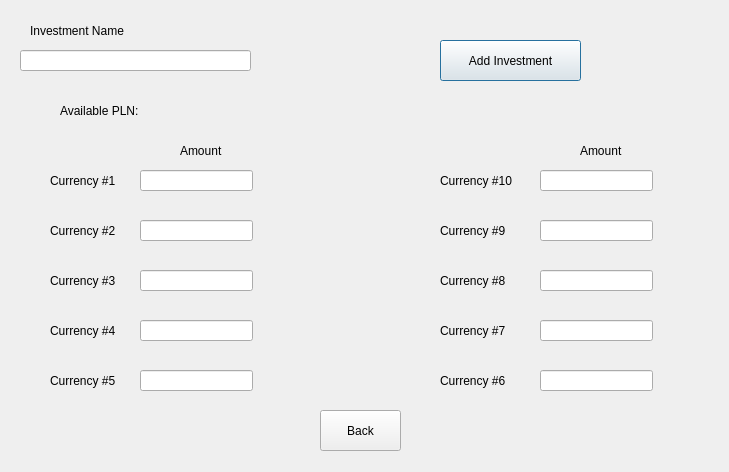
Old version of the form pc_side/src/mv/views/addinvestmentwindow.ui in the repository dysan12/currency_exchange_simulator.
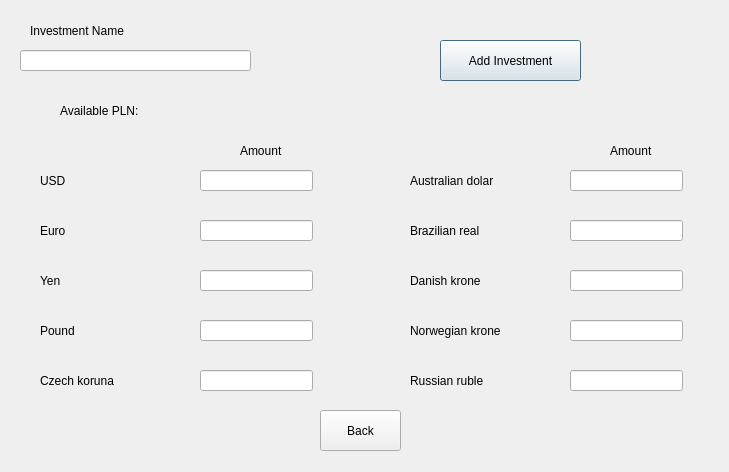
New version of the form.

Patch:
```diff
--- a/pc_side/src/mv/views/addinvestmentwindow.ui
+++ b/pc_side/src/mv/views/addinvestmentwindow.ui
@@ -13,140 +13,10 @@
   <property name="windowTitle">
    <string>Dialog</string>
   </property>
-  <widget class="QLabel" name="label_9">
-   <property name="geometry">
-    <rect>
-     <x>440</x>
-     <y>220</y>
-     <width>81</width>
-     <height>21</height>
-    </rect>
-   </property>
-   <property name="text">
-    <string>Currency #9</string>
-   </property>
-  </widget>
-  <widget class="QLabel" name="label_7">
-   <property name="geometry">
-    <rect>
-     <x>440</x>
-     <y>320</y>
-     <width>81</width>
-     <height>21</height>
-    </rect>
-   </property>
-   <property name="text">
-    <string>Currency #7</string>
-   </property>
-  </widget>
-  <widget class="QLabel" name="label_5">
-   <property name="geometry">
-    <rect>
-     <x>50</x>
-     <y>370</y>
-     <width>81</width>
-     <height>21</height>
-    </rect>
-   </property>
-   <property name="text">
-    <string>Currency #5</string>
-   </property>
-  </widget>
-  <widget class="QLabel" name="label_10">
-   <property name="geometry">
-    <rect>
-     <x>440</x>
-     <y>170</y>
-     <width>81</width>
-     <height>21</height>
-    </rect>
-   </property>
-   <property name="text">
-    <string>Currency #10</string>
-   </property>
-  </widget>
-  <widget class="QLabel" name="label_6">
-   <property name="geometry">
-    <rect>
-     <x>440</x>
-     <y>370</y>
-     <width>81</width>
-     <height>21</height>
-    </rect>
-   </property>
-   <property name="text">
-    <string>Currency #6</string>
-   </property>
-  </widget>
-  <widget class="QLabel" name="label">
-   <property name="geometry">
-    <rect>
-     <x>50</x>
-     <y>170</y>
-     <width>81</width>
-     <height>21</height>
-    </rect>
-   </property>
-   <property name="text">
-    <string>Currency #1</string>
-   </property>
-  </widget>
-  <widget class="QLabel" name="label_8">
-   <property name="geometry">
-    <rect>
-     <x>440</x>
-     <y>270</y>
-     <width>81</width>
-     <height>21</height>
-    </rect>
-   </property>
-   <property name="text">
-    <string>Currency #8</string>
-   </property>
-  </widget>
-  <widget class="QLabel" name="label_3">
-   <property name="geometry">
-    <rect>
-     <x>50</x>
-     <y>270</y>
-     <width>81</width>
-     <height>21</height>
-    </rect>
-   </property>
-   <property name="text">
-    <string>Currency #3</string>
-   </property>
-  </widget>
-  <widget class="QLabel" name="label_4">
-   <property name="geometry">
-    <rect>
-     <x>50</x>
-     <y>320</y>
-     <width>81</width>
-     <height>21</height>
-    </rect>
-   </property>
-   <property name="text">
-    <string>Currency #4</string>
-   </property>
-  </widget>
-  <widget class="QLabel" name="label_2">
-   <property name="geometry">
-    <rect>
-     <x>50</x>
-     <y>220</y>
-     <width>81</width>
-     <height>21</height>
-    </rect>
-   </property>
-   <property name="text">
-    <string>Currency #2</string>
-   </property>
-  </widget>
   <widget class="QLabel" name="label_11">
    <property name="geometry">
     <rect>
-     <x>180</x>
+     <x>240</x>
      <y>140</y>
      <width>51</width>
      <height>21</height>
@@ -159,7 +29,7 @@
   <widget class="QLabel" name="label_12">
    <property name="geometry">
     <rect>
-     <x>580</x>
+     <x>610</x>
      <y>140</y>
      <width>51</width>
      <height>21</height>
@@ -172,7 +42,7 @@
   <widget class="QLineEdit" name="lineEdit">
    <property name="geometry">
     <rect>
-     <x>140</x>
+     <x>200</x>
      <y>170</y>
      <width>113</width>
      <height>21</height>
@@ -182,7 +52,7 @@
   <widget class="QLineEdit" name="lineEdit_2">
    <property name="geometry">
     <rect>
-     <x>140</x>
+     <x>200</x>
      <y>220</y>
      <width>113</width>
      <height>21</height>
@@ -192,7 +62,7 @@
   <widget class="QLineEdit" name="lineEdit_3">
    <property name="geometry">
     <rect>
-     <x>140</x>
+     <x>200</x>
      <y>270</y>
      <width>113</width>
      <height>21</height>
@@ -202,7 +72,7 @@
   <widget class="QLineEdit" name="lineEdit_4">
    <property name="geometry">
     <rect>
-     <x>140</x>
+     <x>200</x>
      <y>320</y>
      <width>113</width>
      <height>21</height>
@@ -212,7 +82,7 @@
   <widget class="QLineEdit" name="lineEdit_5">
    <property name="geometry">
     <rect>
-     <x>140</x>
+     <x>200</x>
      <y>370</y>
      <width>113</width>
      <height>21</height>
@@ -222,7 +92,7 @@
   <widget class="QLineEdit" name="lineEdit_6">
    <property name="geometry">
     <rect>
-     <x>540</x>
+     <x>570</x>
      <y>170</y>
      <width>113</width>
      <height>21</height>
@@ -232,7 +102,7 @@
   <widget class="QLineEdit" name="lineEdit_7">
    <property name="geometry">
     <rect>
-     <x>540</x>
+     <x>570</x>
      <y>270</y>
      <width>113</width>
      <height>21</height>
@@ -242,7 +112,7 @@
   <widget class="QLineEdit" name="lineEdit_8">
    <property name="geometry">
     <rect>
-     <x>540</x>
+     <x>570</x>
      <y>220</y>
      <width>113</width>
      <height>21</height>
@@ -252,7 +122,7 @@
   <widget class="QLineEdit" name="lineEdit_9">
    <property name="geometry">
     <rect>
-     <x>540</x>
+     <x>570</x>
      <y>370</y>
      <width>113</width>
      <height>21</height>
@@ -262,7 +132,7 @@
   <widget class="QLineEdit" name="lineEdit_10">
    <property name="geometry">
     <rect>
-     <x>540</x>
+     <x>570</x>
      <y>320</y>
      <width>113</width>
      <height>21</height>
@@ -331,6 +201,136 @@
     <string>Back</string>
    </property>
   </widget>
+  <widget class="QLabel" name="eurLabel">
+   <property name="geometry">
+    <rect>
+     <x>40</x>
+     <y>220</y>
+     <width>131</width>
+     <height>21</height>
+    </rect>
+   </property>
+   <property name="text">
+    <string>Euro</string>
+   </property>
+  </widget>
+  <widget class="QLabel" name="gbpLabel">
+   <property name="geometry">
+    <rect>
+     <x>40</x>
+     <y>320</y>
+     <width>131</width>
+     <height>21</height>
+    </rect>
+   </property>
+   <property name="text">
+    <string>Pound</string>
+   </property>
+  </widget>
+  <widget class="QLabel" name="czkLabel">
+   <property name="geometry">
+    <rect>
+     <x>40</x>
+     <y>370</y>
+     <width>131</width>
+     <height>21</height>
+    </rect>
+   </property>
+   <property name="text">
+    <string>Czech koruna</string>
+   </property>
+  </widget>
+  <widget class="QLabel" name="jpyLabel">
+   <property name="geometry">
+    <rect>
+     <x>40</x>
+     <y>270</y>
+     <width>131</width>
+     <height>21</height>
+    </rect>
+   </property>
+   <property name="text">
+    <string>Yen</string>
+   </property>
+  </widget>
+  <widget class="QLabel" name="usdLabel">
+   <property name="geometry">
+    <rect>
+     <x>40</x>
+     <y>170</y>
+     <width>131</width>
+     <height>21</height>
+    </rect>
+   </property>
+   <property name="text">
+    <string>USD</string>
+   </property>
+  </widget>
+  <widget class="QLabel" name="brlLabel">
+   <property name="geometry">
+    <rect>
+     <x>410</x>
+     <y>220</y>
+     <width>141</width>
+     <height>21</height>
+    </rect>
+   </property>
+   <property name="text">
+    <string>Brazilian real</string>
+   </property>
+  </widget>
+  <widget class="QLabel" name="rubLabel">
+   <property name="geometry">
+    <rect>
+     <x>410</x>
+     <y>370</y>
+     <width>141</width>
+     <height>21</height>
+    </rect>
+   </property>
+   <property name="text">
+    <string>Russian ruble</string>
+   </property>
+  </widget>
+  <widget class="QLabel" name="dkkLabel">
+   <property name="geometry">
+    <rect>
+     <x>410</x>
+     <y>270</y>
+     <width>141</width>
+     <height>21</height>
+    </rect>
+   </property>
+   <property name="text">
+    <string>Danish krone</string>
+   </property>
+  </widget>
+  <widget class="QLabel" name="nokLabel">
+   <property name="geometry">
+    <rect>
+     <x>410</x>
+     <y>320</y>
+     <width>141</width>
+     <height>21</height>
+    </rect>
+   </property>
+   <property name="text">
+    <string>Norwegian krone</string>
+   </property>
+  </widget>
+  <widget class="QLabel" name="audLabel">
+   <property name="geometry">
+    <rect>
+     <x>410</x>
+     <y>170</y>
+     <width>141</width>
+     <height>21</height>
+    </rect>
+   </property>
+   <property name="text">
+    <string>Australian dolar</string>
+   </property>
+  </widget>
  </widget>
  <resources/>
  <connections/>
```
